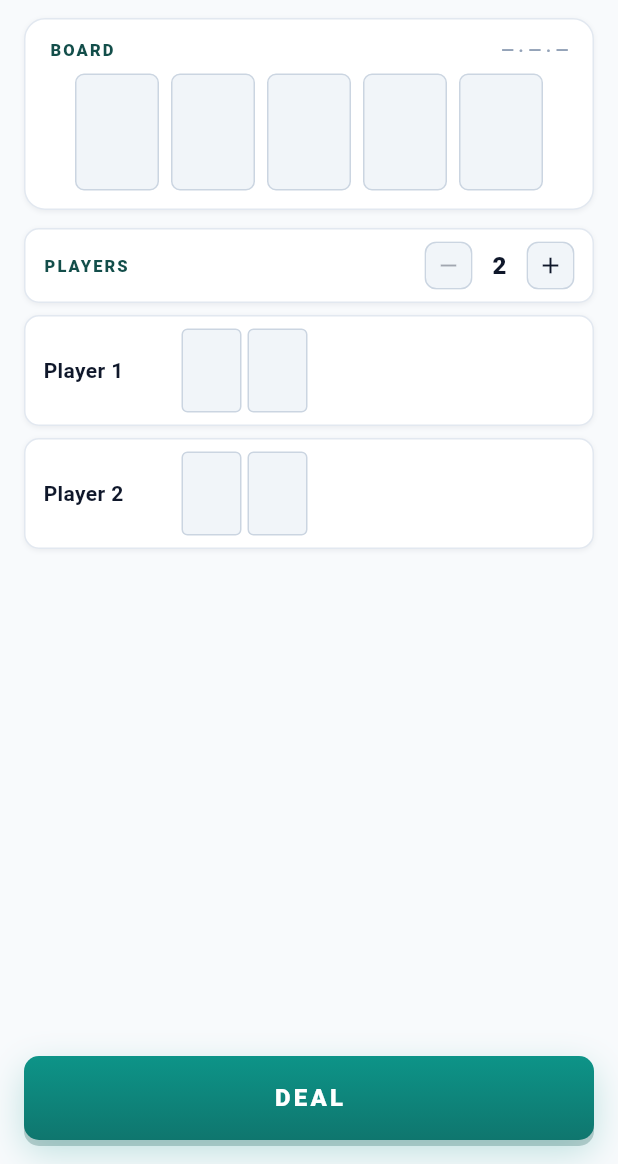
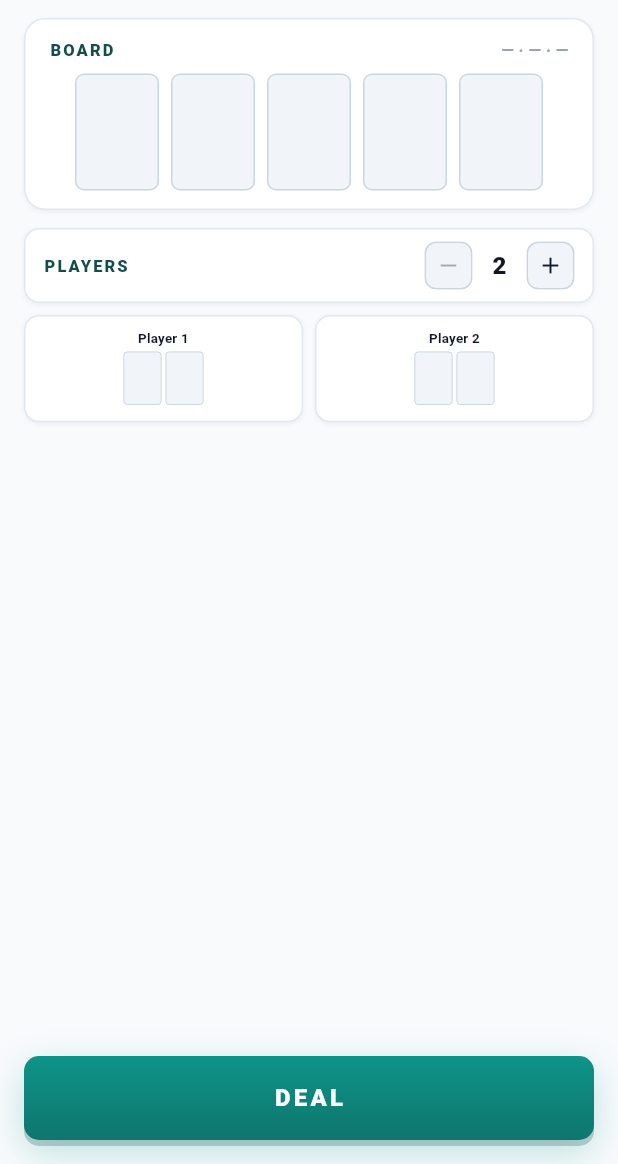
Before and after one commit to whywaita/flipout, a Flutter app: the screen it shows after launch, on a phone screen of 412 x 824 dp, the part 72-1236 px from its top. Run offline on Flutter 3.47's test engine with Material 3 defaults, Android fonts, the light colour scheme and no system bars; our stand-ins replace shared_preferences; missing offline and left inert: poker.

Commit message:
feat: show players in a two column grid
WHY-9

```diff
--- a/lib/screens/main_screen.dart
+++ b/lib/screens/main_screen.dart
@@ -502,18 +502,25 @@ class _PlayerList extends StatelessWidget {
 
   @override
   Widget build(BuildContext context) {
-    return ListView.separated(
+    return GridView.builder(
+      padding: EdgeInsets.zero,
+      physics: const NeverScrollableScrollPhysics(),
       itemCount: game.players.length,
-      separatorBuilder: (_, __) => const SizedBox(height: FlipoutSpace.s2),
+      gridDelegate: const SliverGridDelegateWithFixedCrossAxisCount(
+        crossAxisCount: 2,
+        childAspectRatio: 2.6,
+        crossAxisSpacing: FlipoutSpace.s2,
+        mainAxisSpacing: FlipoutSpace.s2,
+      ),
       itemBuilder: (context, index) {
-        return _PlayerRow(player: game.players[index], game: game);
+        return _PlayerCard(player: game.players[index], game: game);
       },
     );
   }
 }
 
-class _PlayerRow extends StatelessWidget {
-  const _PlayerRow({required this.player, required this.game});
+class _PlayerCard extends StatelessWidget {
+  const _PlayerCard({required this.player, required this.game});
 
   final Player player;
   final GameController game;
@@ -523,10 +530,7 @@ class _PlayerRow extends StatelessWidget {
     final isWinner = player.isWinner;
     return AnimatedContainer(
       duration: const Duration(milliseconds: 180),
-      padding: const EdgeInsets.symmetric(
-        horizontal: FlipoutSpace.s3,
-        vertical: FlipoutSpace.s2,
-      ),
+      padding: const EdgeInsets.all(FlipoutSpace.s2),
       decoration: BoxDecoration(
         color: isWinner ? FlipoutColors.winnerSoft : FlipoutColors.surface1,
         borderRadius: BorderRadius.circular(FlipoutRadius.md),
@@ -536,51 +540,81 @@ class _PlayerRow extends StatelessWidget {
         ),
         boxShadow: FlipoutShadows.shadow1,
       ),
-      constraints: const BoxConstraints(minHeight: 56),
-      child: Row(
+      clipBehavior: Clip.antiAlias,
+      child: LayoutBuilder(
+        builder: (context, constraints) {
+          return Center(
+            child: FittedBox(
+              fit: BoxFit.scaleDown,
+              child: SizedBox(
+                width: constraints.maxWidth,
+                child: Column(
+                  mainAxisSize: MainAxisSize.min,
+                  crossAxisAlignment: CrossAxisAlignment.center,
                   children: [
-          SizedBox(
-            width: 84,
-            child: Text(
+                    Text(
                       player.name,
                       maxLines: 1,
                       overflow: TextOverflow.ellipsis,
+                      textAlign: TextAlign.center,
                       style: TextStyle(
                         fontWeight: FlipoutType.bold,
                         fontSize: FlipoutType.md,
-                color: isWinner ? FlipoutColors.winnerInk : FlipoutColors.text,
+                        color: isWinner
+                            ? FlipoutColors.winnerInk
+                            : FlipoutColors.text,
                       ),
                     ),
-          ),
-          const SizedBox(width: FlipoutSpace.s2),
-          for (final card in player.holeCards)
-            Padding(
-              padding: const EdgeInsets.only(right: FlipoutSpace.s1),
-              child: PlayingCardView(
-                card: card,
-                colorMode: game.cardColorMode,
-                compact: true,
-                highlight: player.winningCards.contains(card),
-              ),
-            ),
-          if (player.holeCards.isEmpty)
-            const Padding(
-              padding: EdgeInsets.only(right: FlipoutSpace.s1),
-              child: Row(
-                children: [
-                  _EmptyHole(),
-                  SizedBox(width: FlipoutSpace.s1),
-                  _EmptyHole(),
-                ],
-              ),
-            ),
-          const Spacer(),
+                    const SizedBox(height: 4),
+                    _HoleCards(player: player, game: game),
+                    const SizedBox(height: 4),
                     if (game.phase == GamePhase.showdown)
                       _ShowdownTrailing(player: player)
                     else if (game.showEquity)
                       _EquityBadge(player: player, game: game),
                   ],
                 ),
+              ),
+            ),
+          );
+        },
+      ),
+    );
+  }
+}
+
+class _HoleCards extends StatelessWidget {
+  const _HoleCards({required this.player, required this.game});
+
+  final Player player;
+  final GameController game;
+
+  @override
+  Widget build(BuildContext context) {
+    if (player.holeCards.isEmpty) {
+      return const Row(
+        mainAxisSize: MainAxisSize.min,
+        children: [
+          _EmptyHole(),
+          SizedBox(width: FlipoutSpace.s1),
+          _EmptyHole(),
+        ],
+      );
+    }
+
+    return Row(
+      mainAxisSize: MainAxisSize.min,
+      children: [
+        for (final (index, card) in player.holeCards.indexed) ...[
+          if (index > 0) const SizedBox(width: FlipoutSpace.s1),
+          PlayingCardView(
+            card: card,
+            colorMode: game.cardColorMode,
+            compact: true,
+            highlight: player.winningCards.contains(card),
+          ),
+        ],
+      ],
     );
   }
 }
@@ -610,7 +644,7 @@ class _ShowdownTrailing extends StatelessWidget {
   @override
   Widget build(BuildContext context) {
     return Column(
-      crossAxisAlignment: CrossAxisAlignment.end,
+      crossAxisAlignment: CrossAxisAlignment.center,
       mainAxisSize: MainAxisSize.min,
       children: [
         if (player.isWinner)
@@ -654,7 +688,7 @@ class _EquityBadge extends StatelessWidget {
     return SizedBox(
       width: 64,
       child: Column(
-        crossAxisAlignment: CrossAxisAlignment.end,
+        crossAxisAlignment: CrossAxisAlignment.center,
         mainAxisSize: MainAxisSize.min,
         children: [
           if (loading)
```
Also changed, not shown: 1 other file. Lines whose indentation alone changed are shown as unchanged.
